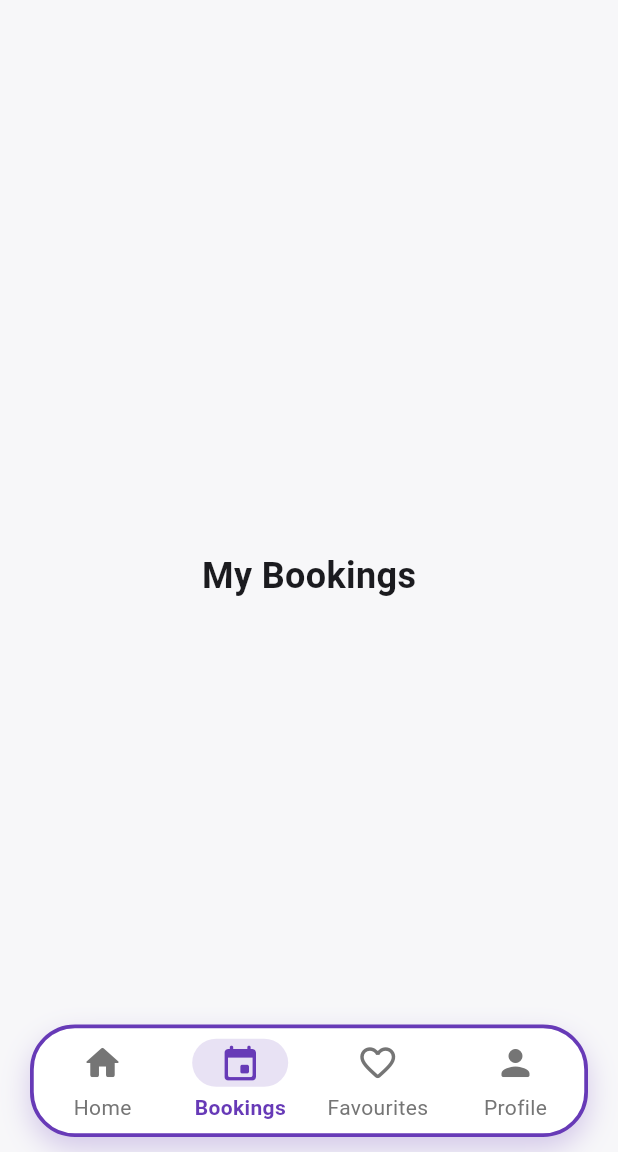
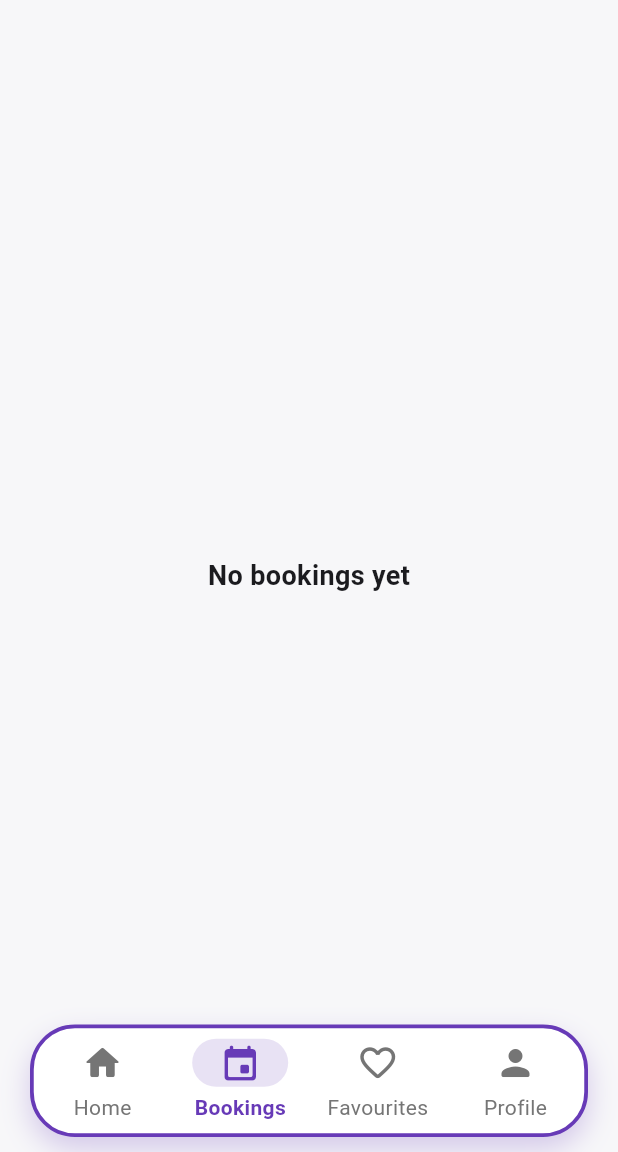
Before and after one commit to avrsoftdev/bookmyspa, a Flutter app: the HomePage screen opened by its route, item 2 of the bottom bar chosen, on a phone screen of 412 x 824 dp, the part 84-1236 px from its top. Run offline on Flutter 3.47's test engine with Material 3 defaults, Android fonts, the phone set to English and light mode, and no system bars; our stand-ins replace cloud_firestore, equatable, firebase_auth, firebase_core, firebase_storage, flutter_bloc and 5 more; missing offline and left inert: firebase_app_check; accounts and stored records are empty.

Commit message:
Bookings

```diff
--- a/lib/src/core/router/app_router.dart
+++ b/lib/src/core/router/app_router.dart
@@ -17,7 +17,8 @@ class AppRouter {
       case '/login':
         return MaterialPageRoute(builder: (_) => const LoginPage());
       case '/home':
-        return MaterialPageRoute(builder: (_) => const HomePage());
+        final initialIndex = (settings.arguments as int?) ?? 0;
+        return MaterialPageRoute(builder: (_) => HomePage(initialIndex: initialIndex));
       case '/debug-app-check':
         return MaterialPageRoute(builder: (_) => const AppCheckDebugPage());
       case '/admin-web':
--- /dev/null
+++ b/lib/src/features/bookings/domain/entities/booking.dart
@@ -0,0 +1,19 @@
+class Booking {
+  final String id;
+  final String serviceId;
+  final String serviceName;
+  final int quantity;
+  final double unitPrice;
+  final double totalPrice;
+  final DateTime createdAt;
+
+  const Booking({
+    required this.id,
+    required this.serviceId,
+    required this.serviceName,
+    required this.quantity,
+    required this.unitPrice,
+    required this.totalPrice,
+    required this.createdAt,
+  });
+}
--- /dev/null
+++ b/lib/src/features/bookings/presentation/controllers/bookings_controller.dart
@@ -0,0 +1,13 @@
+import 'package:flutter/foundation.dart';
+import '../../domain/entities/booking.dart';
+
+class BookingsController extends ChangeNotifier {
+  final List<Booking> _bookings = [];
+
+  List<Booking> get bookings => List.unmodifiable(_bookings);
+
+  void addAll(List<Booking> items) {
+    _bookings.addAll(items);
+    notifyListeners();
+  }
+}
--- /dev/null
+++ b/lib/src/features/bookings/presentation/pages/my_bookings_page.dart
@@ -0,0 +1,93 @@
+import 'package:flutter/material.dart';
+import '../../../../core/di/di.dart';
+import '../controllers/bookings_controller.dart';
+
+class MyBookingsPage extends StatefulWidget {
+  const MyBookingsPage({super.key});
+
+  @override
+  State<MyBookingsPage> createState() => _MyBookingsPageState();
+}
+
+class _MyBookingsPageState extends State<MyBookingsPage> {
+  late BookingsController controller;
+
+  @override
+  void initState() {
+    super.initState();
+    controller = sl.get<BookingsController>();
+    controller.addListener(_onChanged);
+  }
+
+  @override
+  void dispose() {
+    controller.removeListener(_onChanged);
+    super.dispose();
+  }
+
+  void _onChanged() {
+    if (mounted) setState(() {});
+  }
+
+  @override
+  Widget build(BuildContext context) {
+    if (controller.bookings.isEmpty) {
+      return const Center(
+        child: Text(
+          'No bookings yet',
+          style: TextStyle(fontSize: 18, fontWeight: FontWeight.w600),
+        ),
+      );
+    }
+
+    return ListView.separated(
+      padding: const EdgeInsets.all(16),
+      itemCount: controller.bookings.length,
+      separatorBuilder: (_, __) => const SizedBox(height: 12),
+      itemBuilder: (context, index) {
+        final b = controller.bookings[index];
+        return Container(
+          decoration: BoxDecoration(
+            color: const Color(0xFF1A1A1A),
+            borderRadius: BorderRadius.circular(12),
+            border: Border.all(color: Colors.deepPurple, width: 1),
+          ),
+          padding: const EdgeInsets.all(16),
+          child: Row(
+            children: [
+              Expanded(
+                child: Column(
+                  crossAxisAlignment: CrossAxisAlignment.start,
+                  children: [
+                    Text(
+                      b.serviceName,
+                      style: const TextStyle(
+                        color: Colors.white,
+                        fontSize: 16,
+                        fontWeight: FontWeight.w700,
+                      ),
+                    ),
+                    const SizedBox(height: 6),
+                    Text(
+                      'Qty: ${b.quantity}',
+                      style: TextStyle(color: Colors.grey[400], fontSize: 13),
+                    ),
+                    const SizedBox(height: 4),
+                    Text(
+                      '₹${b.totalPrice.toStringAsFixed(0)}',
+                      style: const TextStyle(color: Colors.deepPurple, fontSize: 15, fontWeight: FontWeight.w600),
+                    ),
+                  ],
+                ),
+              ),
+              Text(
+                '${b.createdAt.hour.toString().padLeft(2, '0')}:${b.createdAt.minute.toString().padLeft(2, '0')}',
+                style: TextStyle(color: Colors.grey[500], fontSize: 12),
+              ),
+            ],
+          ),
+        );
+      },
+    );
+  }
+}
--- a/lib/src/features/home/presentation/pages/home_page.dart
+++ b/lib/src/features/home/presentation/pages/home_page.dart
@@ -5,13 +5,15 @@ import 'package:bookmyspa/src/features/spa_browse/presentation/pages/category_sp
 import 'package:bookmyspa/utils/constants/image.dart';
 import 'package:flutter/material.dart';
 import '../../../profile/presentation/pages/profile_screen.dart';
+import '../../../bookings/presentation/pages/my_bookings_page.dart';
 import '../../../spa_browse/presentation/pages/favorites_page.dart';
 import '../../../location/presentation/bloc/location_bloc.dart';
 import '../../../../core/di/di.dart';
 // TODO: change this import to the actual path of your Images class
 
 class HomePage extends StatefulWidget {
-  const HomePage({super.key});
+  final int initialIndex;
+  const HomePage({super.key, this.initialIndex = 0});
 
   @override
   State<HomePage> createState() => _HomePageState();
@@ -42,6 +44,7 @@ class _HomePageState extends State<HomePage> {
   @override
   void initState() {
     super.initState();
+    _currentIndex = widget.initialIndex;
     _locationBloc = sl.get<LocationBloc>();
     WidgetsBinding.instance.addPostFrameCallback(
       (_) => _locationBloc.getCurrentLocation(),
@@ -86,12 +89,7 @@ class _HomePageState extends State<HomePage> {
               ],
             ),
           ),
-          const Center(
-            child: Text(
-              'My Bookings',
-              style: TextStyle(fontSize: 24, fontWeight: FontWeight.bold),
-            ),
-          ),
+          const MyBookingsPage(),
           const FavoritesPage(),
           const ProfileScreen(),
         ],
```
Also changed, not shown: lib/src/core/di/di.dart (+9 -4 lines), lib/src/features/cart/presentation/pages/order_summary_page.dart (+35 -37 lines).
